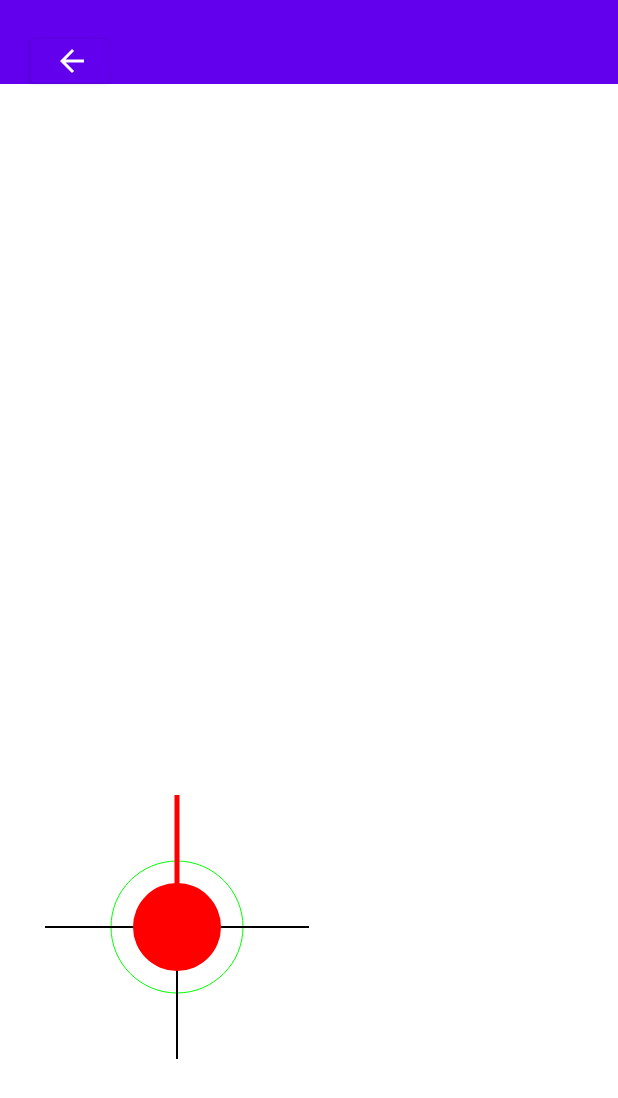
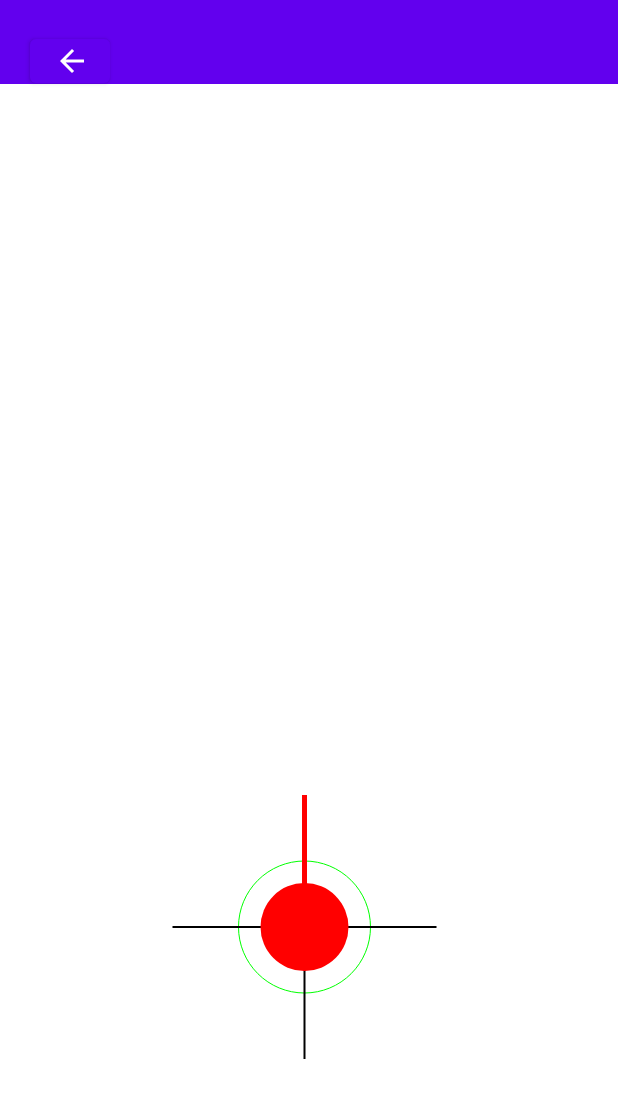
Before and after one commit to DIT113-V22/group-10, an Android app: the Joystick screen opened directly, with no data from a screen before it, on a phone screen of 412 x 824 dp. Shown: the top 1098 px of the screen. Run offline under Robolectric (Android 15) with nearby library versions, the phone set to English and light mode, and no system bars; our stand-ins replace navigation-ui; libraries missing offline, so code that uses them is left out: org.eclipse.paho; 2 statements that could not run were skipped.

Commit message:
#39 removed unnecessary code and changed layout of joystick

```diff
--- a/Android/app/src/main/java/com/example/hermes/AbstractSteering.java
+++ b/Android/app/src/main/java/com/example/hermes/AbstractSteering.java
@@ -125,14 +125,13 @@ public abstract class AbstractSteering extends AppCompatActivity {
         }
     }
 
-    public void move(int throttleSpeed, int steeringangle, String actionDescription){
+    public void move(int throttleSpeed, int steeringangle){
         if(! isConnected){
             final String notConnected = "Not connected";
             Log.e(TAG,notConnected);
             Toast.makeText(getApplicationContext(),notConnected,Toast.LENGTH_SHORT).show();
             return;
         }
-        Log.i(TAG,actionDescription);
         mqttClient.publish(THROTTLE_CONTROL,Integer.toString(throttleSpeed),QOS,null);
         mqttClient.publish(STEERING_CONTROL,Integer.toString(steeringangle),QOS,null);
     }
--- a/Android/app/src/main/res/layout/activity_joystick.xml
+++ b/Android/app/src/main/res/layout/activity_joystick.xml
@@ -17,7 +17,7 @@
         android:id="@+id/joystickView"
         android:layout_width="282dp"
         android:layout_height="236dp"
-        android:translationX="0dp"
+        android:translationX="85dp"
         android:translationY="500dp" />
 
     <androidx.appcompat.widget.Toolbar
@@ -32,88 +32,7 @@
         android:layout_width="match_parent"
         android:layout_height="498dp"
         tools:srcCompat="@tools:sample/avatars" />
-    <LinearLayout
-        android:id="@+id/InfoLinearLayout"
-        android:layout_width="fill_parent"
-        android:layout_height="fill_parent"
-        android:orientation="vertical">
 
-        <TableLayout
-            android:id="@+id/tableLayout1"
-            android:layout_width="fill_parent"
-            android:layout_height="wrap_content">
-
-        </TableLayout>
-
-        <TableRow
-            android:id="@+id/tableRow3"
-            android:layout_width="43dp"
-            android:layout_height="499dp">
-
-            <TextView
-                android:id="@+id/directionTextViewLab"
-                android:layout_width="wrap_content"
-                android:layout_height="wrap_content"
-                android:text="@string/direction_lab"
-                android:textAppearance="?android:attr/textAppearanceLarge" />
-
-            <TextView
-                android:id="@+id/directionTextView"
-                android:layout_width="wrap_content"
-                android:layout_height="wrap_content"
-                android:text="@string/none"
-                android:textAppearance="?android:attr/textAppearanceMedium" />
-
-            <TableRow
-                android:id="@+id/tableRow2"
-                android:layout_width="wrap_content"
-                android:layout_height="wrap_content">
-
-                <TextView
-                    android:id="@+id/powerTextViewLab"
-                    android:layout_width="wrap_content"
-                    android:layout_height="wrap_content"
-                    android:text="@string/power_lab"
-                    android:textAppearance="?android:attr/textAppearanceLarge" />
-
-                <TextView
-                    android:id="@+id/powerTextView"
-                    android:layout_width="wrap_content"
-                    android:layout_height="wrap_content"
-                    android:text="@string/none"
-                    android:textAppearance="?android:attr/textAppearanceMedium" />
-            </TableRow>
-
-            <TextView
-                android:id="@+id/rightsTextView"
-                android:layout_width="fill_parent"
-                android:layout_height="38dp"
-                android:gravity="center"
-                android:text="@string/rights_lab"
-                android:textAppearance="?android:attr/textAppearanceSmall" />
-        </TableRow>
-
-        <TableRow
-            android:id="@+id/tableRow1"
-            android:layout_width="wrap_content"
-            android:layout_height="match_parent">
-
-            <TextView
-                android:id="@+id/angletextViewLab"
-                android:layout_width="wrap_content"
-                android:layout_height="wrap_content"
-                android:text="@string/angle_lab"
-                android:textAppearance="?android:attr/textAppearanceLarge" />
-
-            <TextView
-                android:id="@+id/angleTextView"
-                android:layout_width="wrap_content"
-                android:layout_height="wrap_content"
-                android:text="@string/none"
-                android:textAppearance="?android:attr/textAppearanceMedium" />
-        </TableRow>
-
-    </LinearLayout>
     <Button
         android:id="@+id/Back"
         android:layout_width="53dp"
```
Also changed, not shown: Android/app/src/main/java/com/example/hermes/CarControl.java (+10 -25 lines), Android/app/src/main/java/com/example/hermes/Joystick.java (+9 -58 lines).
